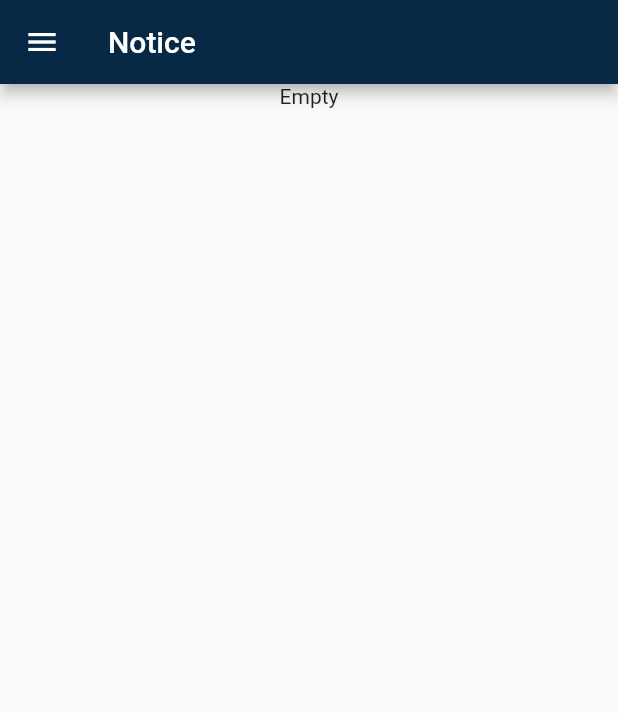
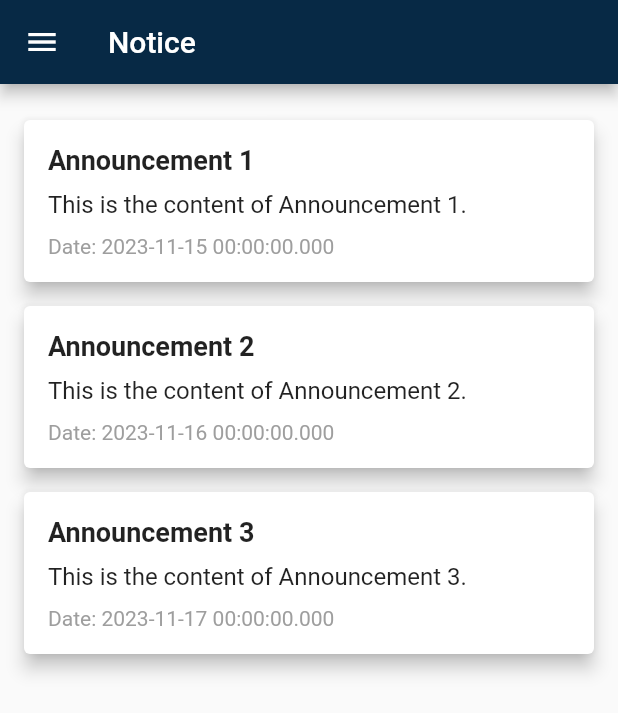
Before and after one commit to ratshikuni/reddam, a Flutter app: the NoticeScreen screen opened directly, on a phone screen of 412 x 824 dp. Shown: the top 713 px of the screen. Run offline on Flutter 3.47's test engine with Material 2 defaults, Android fonts, the phone set to English and light mode, and no system bars; our stand-ins replace charts_flutter, file_picker, percent_indicator.

Commit message:
notice page

```diff
--- a/lib/screens/Notice.dart
+++ b/lib/screens/Notice.dart
@@ -9,6 +9,25 @@ class NoticeScreen extends StatefulWidget {
 }
 
 class _NoticeScreenState extends State<NoticeScreen> {
+  // Sample announcements data
+  List<Map<String, dynamic>> announcements = [
+    {
+      "title": "Announcement 1",
+      "content": "This is the content of Announcement 1.",
+      "date": DateTime(2023, 11, 15),
+    },
+    {
+      "title": "Announcement 2",
+      "content": "This is the content of Announcement 2.",
+      "date": DateTime(2023, 11, 16),
+    },
+    {
+      "title": "Announcement 3",
+      "content": "This is the content of Announcement 3.",
+      "date": DateTime(2023, 11, 17),
+    },
+  ];
+
   @override
   Widget build(BuildContext context) {
     return Scaffold(
@@ -19,7 +38,63 @@ class _NoticeScreenState extends State<NoticeScreen> {
       drawer: Drawer(
         child: MainNavigationDrawer(),
       ),
-      body: Center(child: Column(children: [Text("Empty")])),
+      body: Center(
+        child: Padding(
+          padding: const EdgeInsets.all(16.0),
+          child: Column(
+            children: [
+              // Display announcements using a ListView.builder
+              Expanded(
+                child: ListView.builder(
+                  itemCount: announcements.length,
+                  itemBuilder: (context, index) {
+                    return AnnouncementCard(announcement: announcements[index]);
+                  },
+                ),
+              ),
+            ],
+          ),
+        ),
+      ),
     );
   }
 }
+
+class AnnouncementCard extends StatelessWidget {
+  final Map<String, dynamic> announcement;
+
+  const AnnouncementCard({Key? key, required this.announcement}) : super(key: key);
+
+  @override
+  Widget build(BuildContext context) {
+    return Card(
+      elevation: 5,
+      margin: EdgeInsets.symmetric(vertical: 8),
+      child: Padding(
+        padding: EdgeInsets.all(16.0),
+        child: Column(
+          crossAxisAlignment: CrossAxisAlignment.start,
+          children: [
+            Text(
+              announcement["title"],
+              style: TextStyle(
+                fontSize: 18,
+                fontWeight: FontWeight.bold,
+              ),
+            ),
+            SizedBox(height: 10),
+            Text(
+              announcement["content"],
+              style: TextStyle(fontSize: 16),
+            ),
+            SizedBox(height: 10),
+            Text(
+              "Date: ${announcement["date"].toLocal()}",
+              style: TextStyle(color: Colors.grey),
+            ),
+          ],
+        ),
+      ),
+    );
+  }
+}
```
Also changed, not shown: pubspec.lock.
